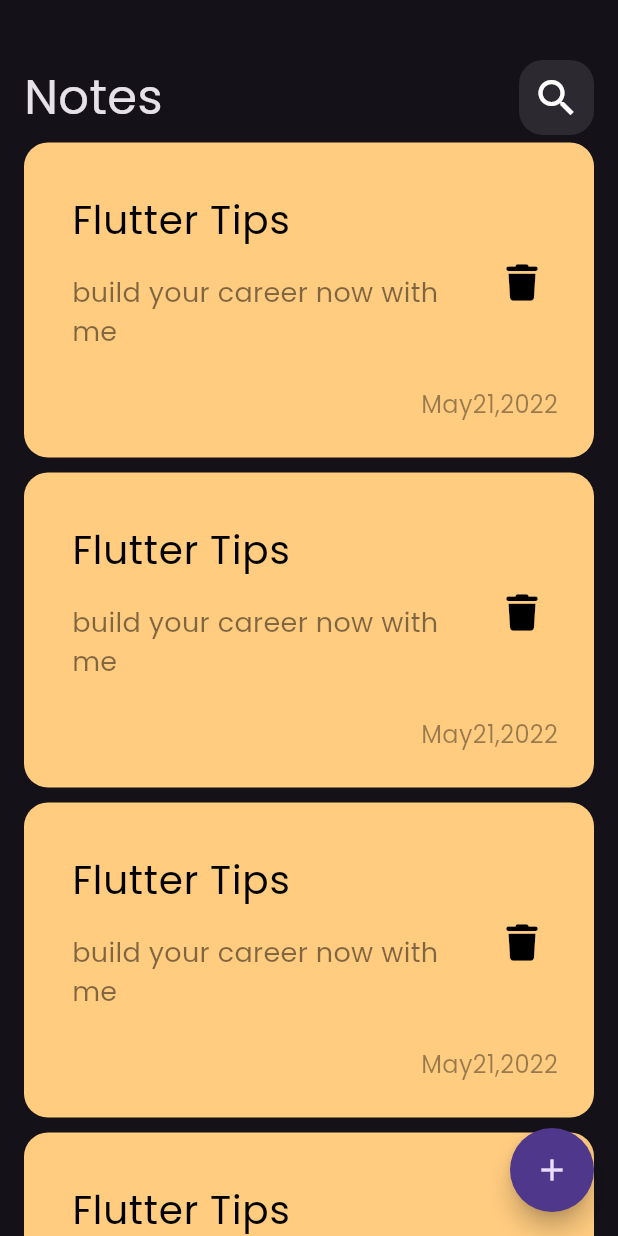
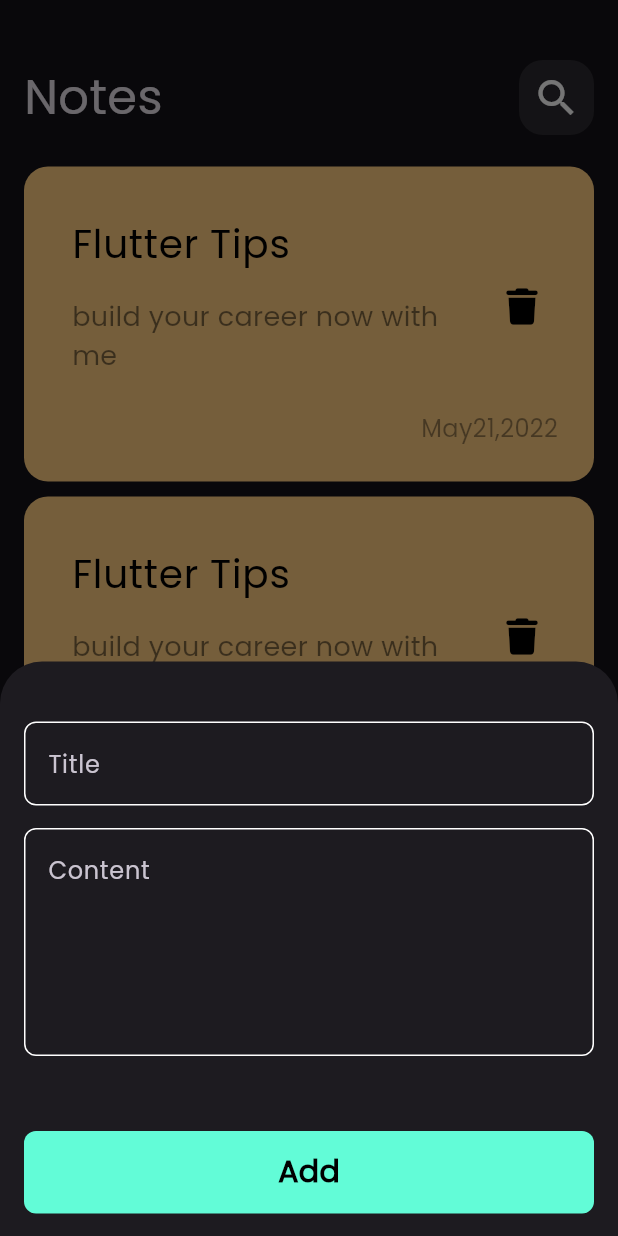
Before and after one commit to mohamedmagdi6/note_app, a Flutter app: the screen it shows after launch, after a tap on the "add" icon, on a phone screen of 412 x 824 dp. Run offline on Flutter 3.47's test engine with Material 3 defaults, Android fonts, the phone set to English and light mode, and no system bars; our stand-ins replace font_awesome_flutter.

Commit message:
create edit note view with new app barr and tow text field .

```diff
--- /dev/null
+++ b/lib/constants.dart
@@ -0,0 +1,3 @@
+import 'package:flutter/material.dart';
+
+const KPrimaryColor = Color(0xff62FCD7);
--- /dev/null
+++ b/lib/views/edit_note_view.dart
@@ -0,0 +1,12 @@
+import 'package:flutter/material.dart';
+
+import '../widgets/edit_note_view_body.dart';
+
+class EditNoteView extends StatelessWidget {
+  const EditNoteView({super.key});
+
+  @override
+  Widget build(BuildContext context) {
+    return Scaffold(body: EditNoteViewBody());
+  }
+}
--- a/lib/views/notes_view.dart
+++ b/lib/views/notes_view.dart
@@ -1,6 +1,6 @@
 import 'package:flutter/material.dart';
-import '../widgets/custom_app_bar.dart';
-import '../widgets/notes_list_view.dart';
+import '../widgets/add_notes_bottom_sheet.dart';
+import '../widgets/notes_view_body.dart';
 
 class NotesView extends StatelessWidget {
   const NotesView({super.key});
@@ -9,24 +9,17 @@ class NotesView extends StatelessWidget {
   Widget build(BuildContext context) {
     return Scaffold(
       floatingActionButton: FloatingActionButton(
-        onPressed: () {},
+        onPressed: () {
+          showModalBottomSheet(
+              context: context,
+              builder: (context) {
+                return AddNotesBottomSheet();
+              });
+        },
         shape: RoundedRectangleBorder(borderRadius: BorderRadius.circular(30)),
         child: const Icon(Icons.add),
       ),
-      body: const Padding(
-        padding: EdgeInsets.symmetric(horizontal: 16),
-        child: Column(
-          children: [
-            SizedBox(
-              height: 40,
-            ),
-            CustomAppBar(),
-            Expanded(
-              child: NotesListView(),
-            )
-          ],
-        ),
-      ),
+      body: NotesViewBody(),
     );
   }
 }
--- /dev/null
+++ b/lib/widgets/add_notes_bottom_sheet.dart
@@ -0,0 +1,42 @@
+import 'package:flutter/material.dart';
+import 'custom_button.dart';
+import 'custom_text_field.dart';
+
+class AddNotesBottomSheet extends StatelessWidget {
+  const AddNotesBottomSheet({super.key});
+
+  @override
+  Widget build(BuildContext context) {
+    return const Padding(
+      padding: EdgeInsets.symmetric(horizontal: 16),
+      child: SingleChildScrollView(
+        child: Column(
+          children: [
+            SizedBox(
+              height: 40,
+            ),
+            CustomTextField(
+              hintText: 'Title',
+            ),
+            SizedBox(
+              height: 15,
+            ),
+            CustomTextField(
+              hintText: 'Content',
+              maxLine: 5,
+            ),
+            SizedBox(
+              height: 50,
+            ),
+            CustomButton(
+              buttonName: 'Add',
+            ),
+            SizedBox(
+              height: 15,
+            ),
+          ],
+        ),
+      ),
+    );
+  }
+}
--- a/lib/widgets/custom_app_bar.dart
+++ b/lib/widgets/custom_app_bar.dart
@@ -5,20 +5,26 @@ import 'custom_search_icon.dart';
 class CustomAppBar extends StatelessWidget {
   const CustomAppBar({
     super.key,
+    required this.title,
+    required this.icon,
   });
+  final String title;
+  final IconData icon;
 
   @override
   Widget build(BuildContext context) {
-    return const Row(
+    return Row(
       mainAxisAlignment: MainAxisAlignment.spaceBetween,
       children: [
         Text(
-          'Notes',
-          style: TextStyle(
+          title,
+          style: const TextStyle(
             fontSize: 32,
           ),
         ),
-        CustomSearchIcon(),
+        CustomSearchIcon(
+          icon: icon,
+        ),
       ],
     );
   }
--- /dev/null
+++ b/lib/widgets/custom_button.dart
@@ -0,0 +1,34 @@
+import 'package:flutter/material.dart';
+import 'package:notes_app/constants.dart';
+
+class CustomButton extends StatelessWidget {
+  const CustomButton({
+    super.key,
+    required this.buttonName,
+  });
+  final String buttonName;
+
+  @override
+  Widget build(BuildContext context) {
+    return Container(
+      width:
+          MediaQuery.of(context).size.width, // that to take all width of screen
+      // this code to avoid error that can be occured because of width.infinity
+      height: 55,
+      decoration: BoxDecoration(
+        color: KPrimaryColor,
+        borderRadius: BorderRadius.circular(8),
+      ),
+      child: Center(
+        child: Text(
+          buttonName,
+          style: const TextStyle(
+            color: Colors.black,
+            fontSize: 20,
+            fontWeight: FontWeight.bold,
+          ),
+        ),
+      ),
+    );
+  }
+}
--- a/lib/widgets/custom_notes_container.dart
+++ /dev/null
@@ -1,50 +0,0 @@
-import 'package:flutter/material.dart';
-import 'package:font_awesome_flutter/font_awesome_flutter.dart';
-
-class CustomNotesListTile extends StatelessWidget {
-  const CustomNotesListTile({super.key});
-
-  @override
-  Widget build(BuildContext context) {
-    return Container(
-      padding: const EdgeInsets.only(top: 24, bottom: 24, left: 16),
-      decoration: BoxDecoration(
-        color: const Color(0xffFFCC80),
-        borderRadius: BorderRadius.circular(16),
-      ),
-      child: Column(
-        crossAxisAlignment: CrossAxisAlignment.end,
-        children: [
-          ListTile(
-            title: const Text(
-              'Flutter Tips',
-              style: TextStyle(color: Colors.black, fontSize: 26),
-            ),
-            subtitle: Padding(
-              padding: const EdgeInsets.symmetric(vertical: 16),
-              child: Text(
-                'build your career now with me ',
-                style: TextStyle(
-                    color: Colors.black.withOpacity(0.5), fontSize: 18),
-              ),
-            ),
-            trailing: IconButton(
-              onPressed: () {},
-              icon: const Icon(FontAwesomeIcons.trash),
-              color: Colors.black,
-              iconSize: 24,
-            ),
-          ),
-          Padding(
-            padding: const EdgeInsets.only(right: 24),
-            child: Text(
-              'May21,2022',
-              style:
-                  TextStyle(color: Colors.black.withOpacity(0.4), fontSize: 16),
-            ),
-          )
-        ],
-      ),
-    );
-  }
-}
--- /dev/null
+++ b/lib/widgets/custom_notes_list_tile.dart
@@ -0,0 +1,63 @@
+import 'package:flutter/material.dart';
+import 'package:font_awesome_flutter/font_awesome_flutter.dart';
+import 'package:notes_app/views/edit_note_view.dart';
+
+class CustomNotesListTile extends StatelessWidget {
+  const CustomNotesListTile({super.key});
+
+  @override
+  Widget build(BuildContext context) {
+    return GestureDetector(
+      onTap: () {
+        Navigator.push(
+          context,
+          MaterialPageRoute(
+            builder: (context) {
+              return EditNoteView();
+            },
+          ),
+        );
+      },
+      child: Container(
+        padding: const EdgeInsets.only(top: 24, bottom: 24, left: 16),
+        decoration: BoxDecoration(
+          color: const Color(0xffFFCC80),
+          borderRadius: BorderRadius.circular(16),
+        ),
+        child: Column(
+          crossAxisAlignment: CrossAxisAlignment.end,
+          children: [
+            ListTile(
+              title: const Text(
+                'Flutter Tips',
+                style: TextStyle(color: Colors.black, fontSize: 26),
+              ),
+              subtitle: Padding(
+                padding: const EdgeInsets.symmetric(vertical: 16),
+                child: Text(
+                  'build your career now with me ',
+                  style: TextStyle(
+                      color: Colors.black.withOpacity(0.5), fontSize: 18),
+                ),
+              ),
+              trailing: IconButton(
+                onPressed: () {},
+                icon: const Icon(FontAwesomeIcons.trash),
+                color: Colors.black,
+                iconSize: 24,
+              ),
+            ),
+            Padding(
+              padding: const EdgeInsets.only(right: 24),
+              child: Text(
+                'May21,2022',
+                style: TextStyle(
+                    color: Colors.black.withOpacity(0.4), fontSize: 16),
+              ),
+            )
+          ],
+        ),
+      ),
+    );
+  }
+}
--- a/lib/widgets/custom_search_icon.dart
+++ b/lib/widgets/custom_search_icon.dart
@@ -3,7 +3,9 @@ import 'package:flutter/material.dart';
 class CustomSearchIcon extends StatelessWidget {
   const CustomSearchIcon({
     super.key,
+    required this.icon,
   });
+  final IconData icon;
 
   @override
   Widget build(BuildContext context) {
@@ -13,8 +15,8 @@ class CustomSearchIcon extends StatelessWidget {
       decoration: BoxDecoration(
           borderRadius: BorderRadius.circular(16),
           color: Colors.white.withOpacity(0.1)),
-      child: const Icon(
-        Icons.search,
+      child: Icon(
+        icon,
         size: 32,
       ),
     );
--- /dev/null
+++ b/lib/widgets/custom_text_field.dart
@@ -0,0 +1,34 @@
+import 'package:flutter/material.dart';
+
+import '../constants.dart';
+
+class CustomTextField extends StatelessWidget {
+  const CustomTextField({
+    super.key,
+    required this.hintText,
+    this.maxLine = 1,
+  });
+  final String hintText;
+  final int maxLine;
+
+  @override
+  Widget build(BuildContext context) {
+    return TextField(
+      maxLines: maxLine,
+      cursorColor: KPrimaryColor,
+      decoration: InputDecoration(
+          hintText: hintText,
+          border: borderDecoration(),
+          enabledBorder: borderDecoration(),
+          focusedBorder: borderDecoration(KPrimaryColor)),
+    );
+  }
+
+  OutlineInputBorder borderDecoration([Color]) {
+    return OutlineInputBorder(
+        borderRadius: BorderRadius.circular(8),
+        borderSide: BorderSide(
+          color: Color ?? Colors.white,
+        ));
+  }
+}
--- /dev/null
+++ b/lib/widgets/edit_note_view_body.dart
@@ -0,0 +1,37 @@
+import 'package:flutter/material.dart';
+import 'package:notes_app/widgets/custom_app_bar.dart';
+import 'package:notes_app/widgets/custom_button.dart';
+import 'package:notes_app/widgets/custom_text_field.dart';
+
+class EditNoteViewBody extends StatelessWidget {
+  const EditNoteViewBody({super.key});
+
+  @override
+  Widget build(BuildContext context) {
+    return const Padding(
+      padding: EdgeInsets.symmetric(horizontal: 16),
+      child: Column(
+        children: [
+          SizedBox(
+            height: 50,
+          ),
+          CustomAppBar(
+            title: 'Edit Note',
+            icon: Icons.check,
+          ),
+          SizedBox(
+            height: 50,
+          ),
+          CustomTextField(hintText: 'Title'),
+          SizedBox(
+            height: 20,
+          ),
+          CustomTextField(
+            hintText: 'Content',
+            maxLine: 5,
+          ),
+        ],
+      ),
+    );
+  }
+}
--- a/lib/widgets/notes_list_view.dart
+++ b/lib/widgets/notes_list_view.dart
@@ -1,6 +1,6 @@
 import 'package:flutter/material.dart';
 
-import 'custom_notes_container.dart';
+import 'custom_notes_list_tile.dart';
 
 class NotesListView extends StatelessWidget {
   const NotesListView({
@@ -9,13 +9,17 @@ class NotesListView extends StatelessWidget {
 
   @override
   Widget build(BuildContext context) {
-    return ListView.builder(
+    return Padding(
+      padding: const EdgeInsets.symmetric(vertical: 16),
+      child: ListView.builder(
+          padding: EdgeInsets.zero,
           itemCount: 9,
           itemBuilder: (context, index) {
             return const Padding(
               padding: EdgeInsets.symmetric(vertical: 5),
               child: CustomNotesListTile(),
             );
-        });
+          }),
+    );
   }
 }
--- /dev/null
+++ b/lib/widgets/notes_view_body.dart
@@ -0,0 +1,31 @@
+import 'package:flutter/material.dart';
+
+import 'custom_app_bar.dart';
+import 'notes_list_view.dart';
+
+class NotesViewBody extends StatelessWidget {
+  const NotesViewBody({
+    super.key,
+  });
+
+  @override
+  Widget build(BuildContext context) {
+    return const Padding(
+      padding: EdgeInsets.symmetric(horizontal: 16),
+      child: Column(
+        children: [
+          SizedBox(
+            height: 40,
+          ),
+          CustomAppBar(
+            title: 'Notes',
+            icon: Icons.search,
+          ),
+          Expanded(
+            child: NotesListView(),
+          )
+        ],
+      ),
+    );
+  }
+}
```
Lines whose indentation alone changed are shown as unchanged.
